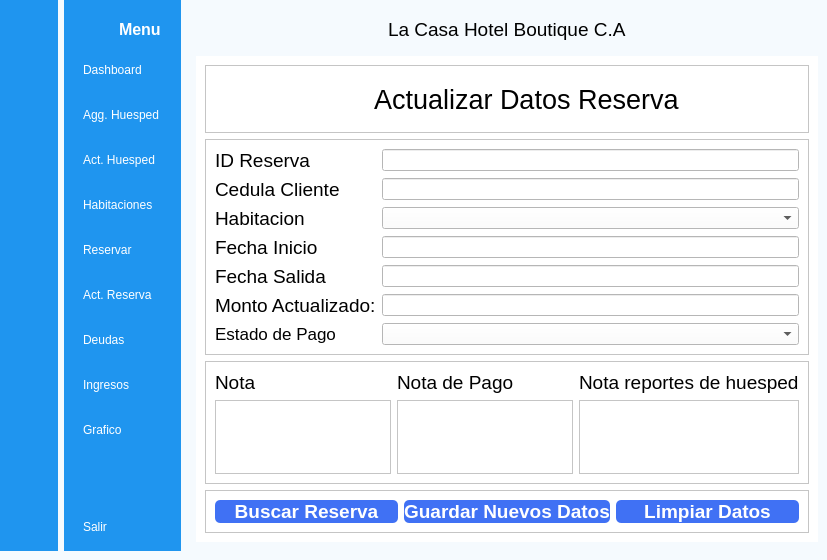
Before: the Qt Designer form gui/main.ui in williamsalberto/HotelReservationSystem, drawn with Qt 5.
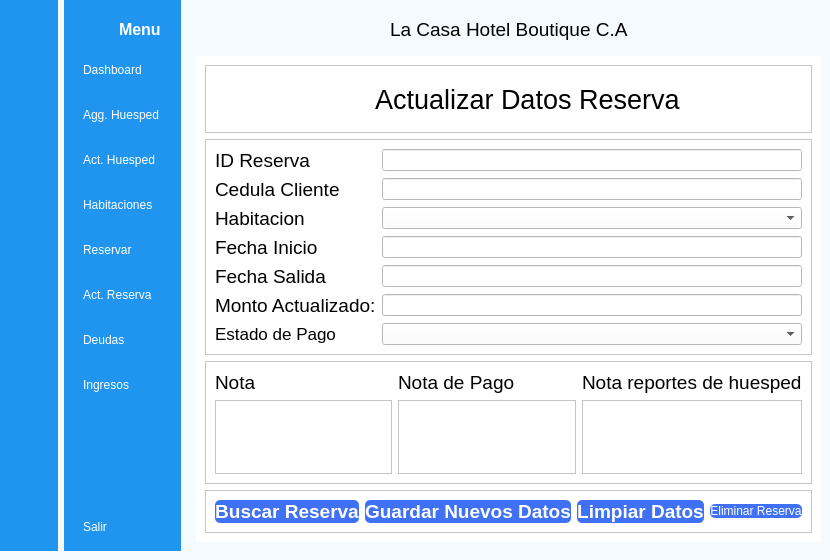
After: the same form once the commit is applied. The open tabs and pages were chosen to show the change. Icons and pictures are not drawn.

Commit message: Se añadio botones de eliminar reserva  y huesped

The edit to the form file:
```diff
--- a/gui/main.ui
+++ b/gui/main.ui
@@ -263,24 +263,6 @@
            </property>
           </widget>
          </item>
-         <item>
-          <widget class="QPushButton" name="btnGrafico_2">
-           <property name="text">
-            <string>Grafico</string>
-           </property>
-           <property name="icon">
-            <iconset>
-             <normaloff>logo_grafica_blanco.png</normaloff>
-             <normalon>logo_grafica_azul.png</normalon>logo_grafica_blanco.png</iconset>
-           </property>
-           <property name="checkable">
-            <bool>true</bool>
-           </property>
-           <property name="autoExclusive">
-            <bool>true</bool>
-           </property>
-          </widget>
-         </item>
         </layout>
        </item>
        <item>
@@ -2398,6 +2380,32 @@
                 </property>
                </widget>
               </item>
+              <item>
+               <widget class="QPushButton" name="pushButton_EliminarReserva">
+                <property name="styleSheet">
+                 <string notr="true">QPushButton#pushButton_EliminarReserva{
+	background-color: rgb(64, 113, 244);
+	color: rgb(255, 255, 255);
+	border-radius: 5px;
+
+}
+
+QPushButton#pushButton_EliminarReserva:hover{
+
+	background-color: rgb(47, 84, 179);
+}
+
+QPushButton#pushButton_EliminarReserva:pressed{
+	padding-left: 5px;
+	padding-right: 5px;
+	background-color: rgb(35, 64, 135);
+}</string>
+                </property>
+                <property name="text">
+                 <string>Eliminar Reserva</string>
+                </property>
+               </widget>
+              </item>
              </layout>
             </widget>
            </item>
```
Left out of the diff: 564 changed lines with no effect on the pictures. The commit also changes 1 other file.
